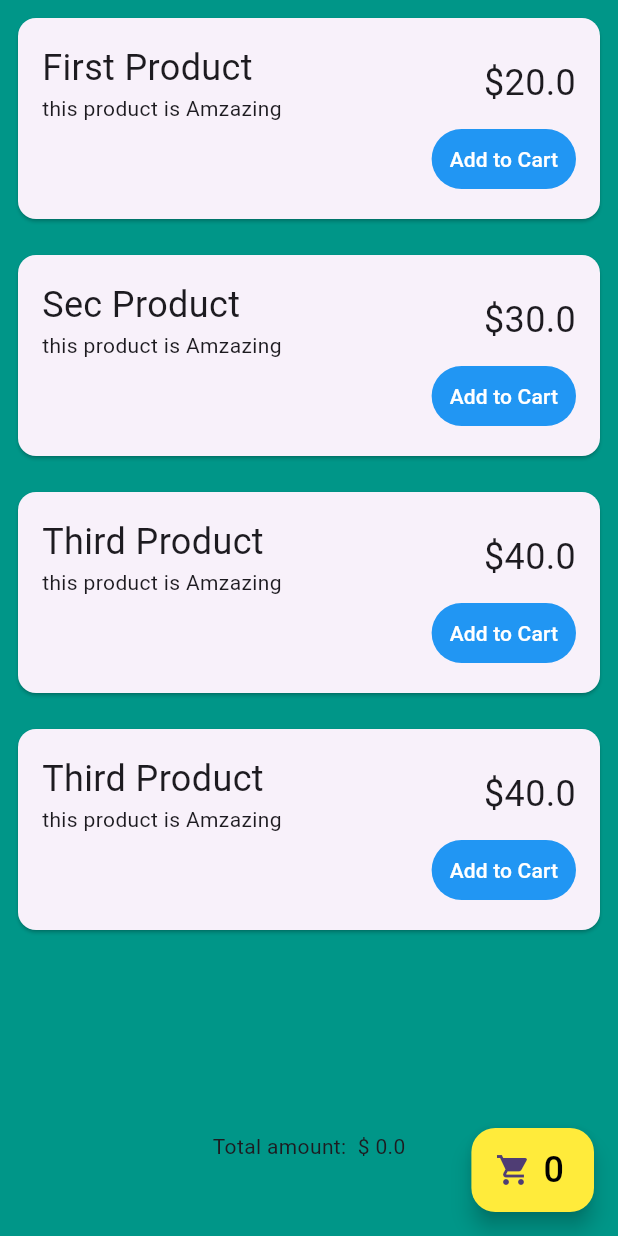
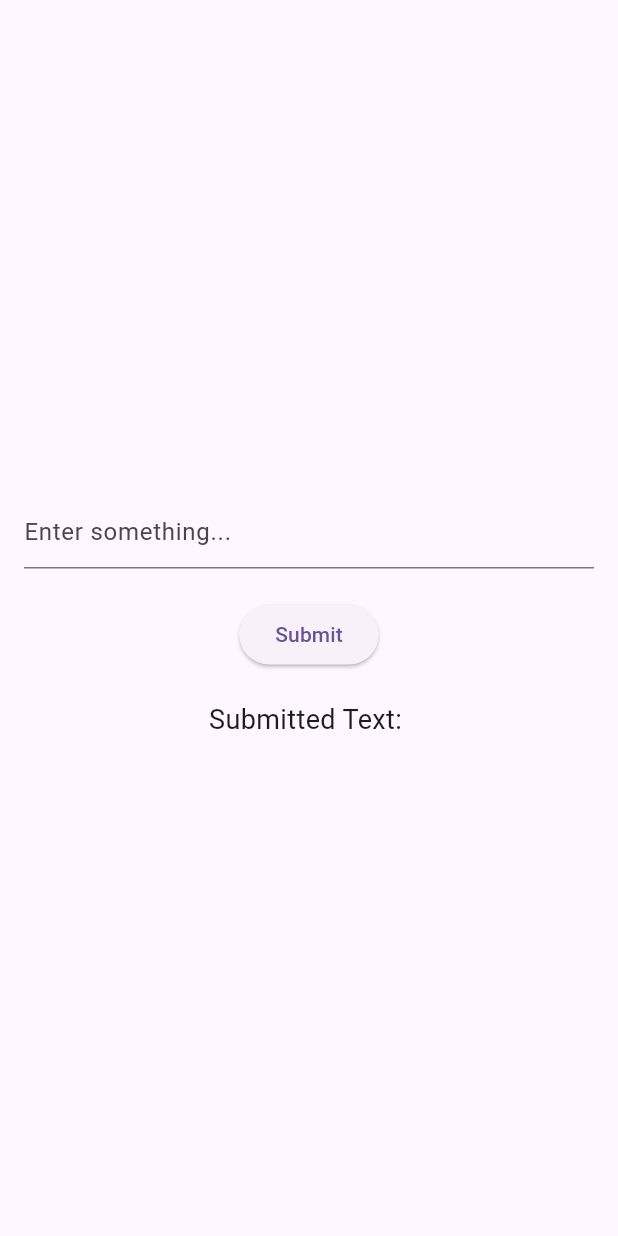
Before and after one commit to abubakar4682/UI-with-Firebase, a Flutter app: the screen it shows after launch, on a phone screen of 412 x 824 dp. Run offline on Flutter 3.47's test engine with Material 2 defaults, Android fonts, the phone set to English and light mode, and no system bars; our stand-ins replace cloud_firestore, firebase_auth, firebase_core, firebase_database, fluttertoast, get and 1 more; accounts and stored records are empty.

```diff
--- /dev/null
+++ b/lib/APIs/withnumber.dart
@@ -0,0 +1,67 @@
+import 'package:flutter/material.dart';
+import 'package:shared_preferences/shared_preferences.dart';
+
+class MyForm extends StatefulWidget {
+  @override
+  _MyFormState createState() => _MyFormState();
+}
+
+class _MyFormState extends State<MyForm> {
+  TextEditingController _textEditingController = TextEditingController();
+  String _submittedText = '';
+  static const String KEYNAME = "name";
+  var namevale = "";
+
+  @override
+  void initState() {
+    super.initState();
+    getdata();
+  }
+
+  @override
+  void dispose() {
+    _textEditingController.dispose();
+    super.dispose();
+  }
+
+  @override
+  Widget build(BuildContext context) {
+    return Scaffold(
+      body: Padding(
+        padding: const EdgeInsets.all(16.0),
+        child: Column(
+          mainAxisAlignment: MainAxisAlignment.center,
+          children: [
+            TextField(
+              controller: _textEditingController,
+              decoration: const InputDecoration(
+                hintText: 'Enter something...',
+              ),
+            ),
+            const SizedBox(height: 20),
+            ElevatedButton(
+              onPressed: () async {
+                var name = _textEditingController.text.toString();
+                var prefs = await SharedPreferences.getInstance();
+                prefs.setString(KEYNAME, name);
+              },
+              child: const Text('Submit'),
+            ),
+            const SizedBox(height: 20),
+            Text(
+              'Submitted Text: $namevale',
+              style: TextStyle(fontSize: 18),
+            ),
+          ],
+        ),
+      ),
+    );
+  }
+
+  void getdata() async {
+    var prefs = await SharedPreferences.getInstance();
+    var getname = prefs.getString(KEYNAME);
+    namevale = getname!;
+    setState(() {});
+  }
+}
--- a/lib/main.dart
+++ b/lib/main.dart
@@ -1,16 +1,12 @@
 import 'package:flutter/material.dart';
 import 'package:get/get.dart';
-import 'package:todoapp/view/login.dart';
-import 'package:todoapp/view/login_with_number.dart';
 
-import 'package:todoapp/view/postscreen.dart';
 import 'package:firebase_core/firebase_core.dart';
-import 'package:todoapp/view/shopping_page.dart';
-import 'package:todoapp/view/update.dart';
 
-import 'firestore/firestore_screen.dart';
 
-void main() async {
+import 'APIs/withnumber.dart';
+
+ void main() async {
   WidgetsFlutterBinding.ensureInitialized();
   await Firebase.initializeApp();
   runApp(const Todo());
@@ -32,7 +28,7 @@ class Todo extends StatelessWidget {
         colorScheme: ColorScheme.fromSeed(seedColor: Colors.deepPurple),
         useMaterial3: true,
       ),
-      home: ShoppingPage(),
+      home: MyForm(),
     );
   }
 }
--- a/lib/view/login_with_number.dart
+++ b/lib/view/login_with_number.dart
@@ -22,6 +22,7 @@ class _LoginwithnumberState extends State<Loginwithnumber> {
   final _formKey = GlobalKey<FormState>();
   late bool loading = false;
   final auth = FirebaseAuth.instance;
+
   @override
   void _login(BuildContext context) {
     setState(() {
@@ -85,12 +86,11 @@ class _LoginwithnumberState extends State<Loginwithnumber> {
           child: Column(
             mainAxisAlignment: MainAxisAlignment.center,
             children: [
-              AuthBannerWidget(
+              const AuthBannerWidget(
                 title: 'Sign up',
                 description:
-                'Welcome! to get started end the following details below',
+                    'Welcome! to get started end the following details below',
               ),
-
               const SizedBox(
                 height: 20,
               ),
--- a/pubspec.yaml
+++ b/pubspec.yaml
@@ -42,6 +42,8 @@ dependencies:
   firebase_database: ^10.2.2
   cloud_firestore: ^4.8.2
   http: ^1.1.0
+  shared_preferences: ^2.2.0
+
 
 
 
```
Also changed, not shown: lib/controlers/card_controller.dart (+8 -4 lines), pubspec.lock, 1 other file.
